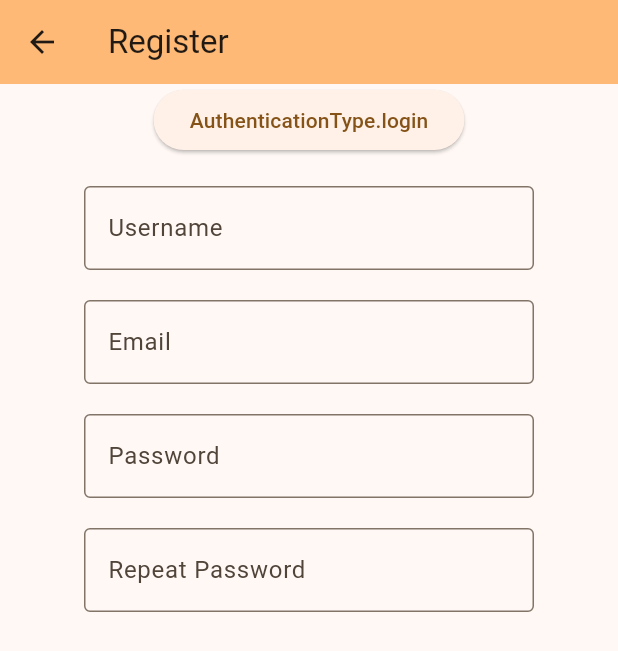
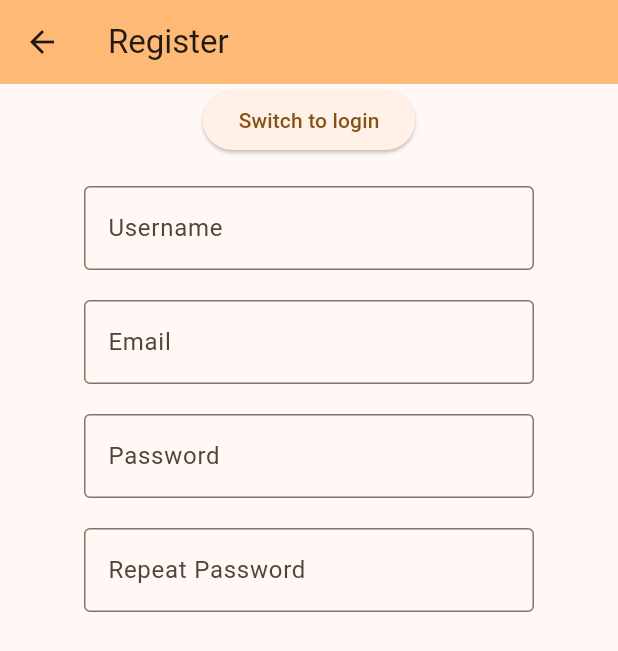
Before and after one commit to tim-w97/vroom-app, a Flutter app: the RegisterView screen opened directly, on a phone screen of 412 x 824 dp. Shown: the top 651 px of the screen. Run offline on Flutter 3.47's test engine with Material 3 defaults, Android fonts, the phone set to English and light mode, and no system bars; our stand-ins replace shared_preferences; accounts and stored records are empty.

Commit message:
changed text

```diff
--- a/lib/authentication/login/login_view.dart
+++ b/lib/authentication/login/login_view.dart
@@ -23,7 +23,7 @@ class LoginView extends StatelessWidget {
               Consumer<AuthenticationVM>(builder: (context,vm,child) {
                 return ElevatedButton(onPressed: () {
                   vm.toggleScreen();
-                }, child: Text(vm.currentScreen.toString()));
+                }, child: const Text("Switch to register"));
               }),
               Consumer<LoginVM>(builder: (context, vm, child) {
                 return Column(
--- a/lib/authentication/register/register_view.dart
+++ b/lib/authentication/register/register_view.dart
@@ -25,7 +25,7 @@ class RegisterView extends StatelessWidget {
                       onPressed: () {
                         vm.toggleScreen();
                       },
-                      child: Text(vm.currentScreen.toString()));
+                      child: const Text("Switch to login"));
                 },
               ),
               Consumer<RegisterVM>(
```
